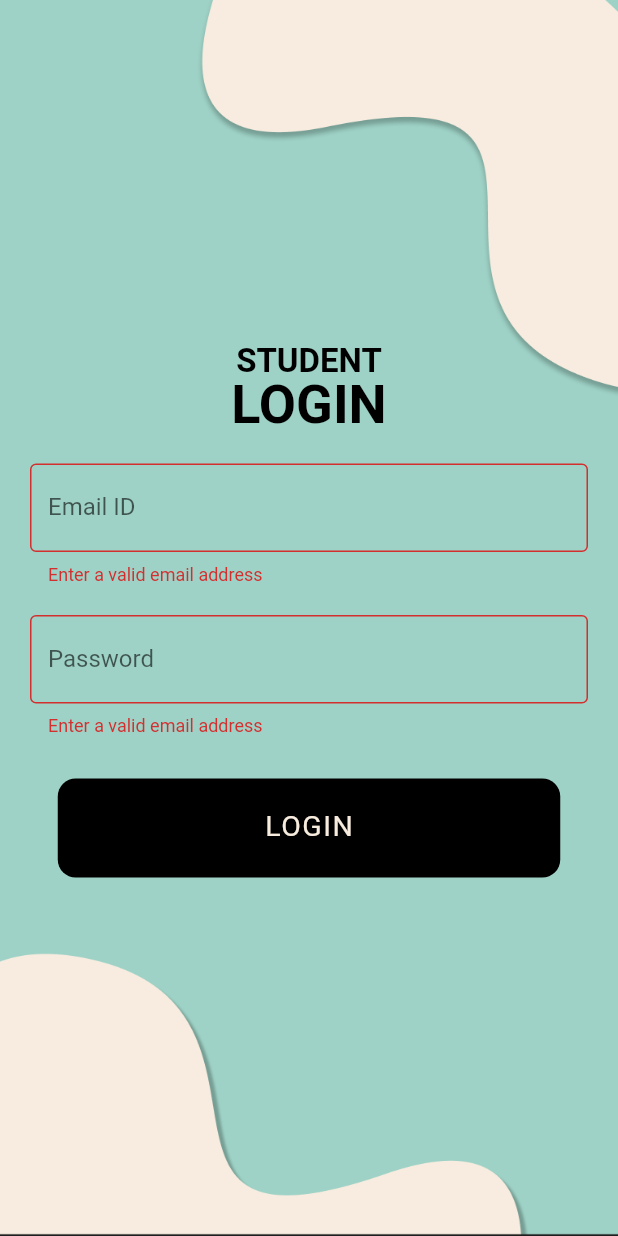
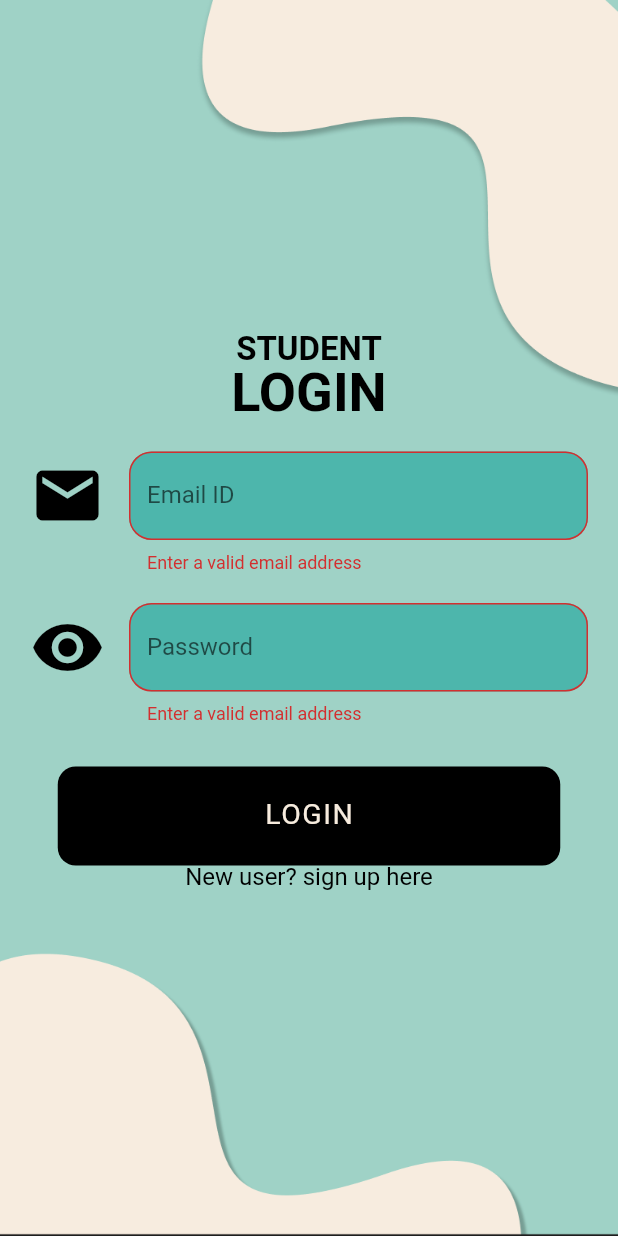
Before and after one commit to ayushgml/laundreazy, a Flutter app: the StudentLogin screen opened directly, on a phone screen of 412 x 824 dp. Run offline on Flutter 3.47's test engine with Material 2 defaults, Android fonts, the light colour scheme and no system bars; our stand-ins replace firebase_auth, firebase_core; accounts and stored records are empty; Roboto replaces fonts that are missing (Reem Kufi Fun).

Commit message:
merged code of suhasini and Ayush

```diff
--- a/lib/main.dart
+++ b/lib/main.dart
@@ -1,5 +1,6 @@
-// ignore_for_file: prefer_const_constructors, prefer_const_literals_to_create_immutables
+// ignore_for_file: prefer_const_constructors, prefer_const_literals_to_create_immutables, unnecessary_new
 
+import 'package:firebase_auth/firebase_auth.dart';
 import 'package:firebase_core/firebase_core.dart';
 import 'package:flutter/material.dart';
 
@@ -306,6 +307,14 @@ class StudentLogin extends StatelessWidget {
   TextEditingController emailId = TextEditingController();
   TextEditingController password = TextEditingController();
 
+  void LoginWithFirebase(context){
+    FirebaseAuth.instance.signInWithEmailAndPassword(email: emailId.text, password: password.text).then((value) => {
+      Navigator.of(context).push(MaterialPageRoute(builder: (context) => StudentHomePage()))
+    }).catchError((e){
+      print(e);
+    });
+  }
+
   @override
   Widget build(BuildContext context) {
     void openKeyboard() {
@@ -359,8 +368,11 @@ class StudentLogin extends StatelessWidget {
                       controller: emailId,
                       validator: (value) => validateEmail(value!),
                       decoration: InputDecoration(
+                        filled: true,
+                        fillColor: Color(0xFF4DB6AC),
                         labelText: "Email ID",
-                        border: OutlineInputBorder(),
+                        border: new OutlineInputBorder(borderRadius: new BorderRadius.circular(15.0),borderSide: new BorderSide(width: 0, color: Color(0xFF4DB6AC)),),
+                        icon: new Icon(Icons.email,size:50,color:Colors.black)
                       ),
                       // focusNode: emailInputNode,
                       // autofocus: true,
@@ -375,8 +387,12 @@ class StudentLogin extends StatelessWidget {
                       controller: password,
                       validator: (value) => validateEmail(value!),
                       decoration: InputDecoration(
+                        filled: true,
+                        fillColor: Color(0xFF4DB6AC),
+
                         labelText: "Password",
-                        border: OutlineInputBorder(),
+                        border: new OutlineInputBorder(borderRadius: new BorderRadius.circular(15.0),),
+                        icon: new Icon(Icons.visibility,size:50,color:Colors.black),
                       ),
                       // focusNode: passwordInputNode,
                       // autofocus: true,
@@ -401,9 +417,10 @@ class StudentLogin extends StatelessWidget {
                           color: Color.fromARGB(255, 0, 0, 0),
                         ),
                         child: GestureDetector(
-                          onTap: () => Navigator.of(context).push(
-                              MaterialPageRoute(
-                                  builder: (context) => StudentHomePage())),
+                          onTap: () => LoginWithFirebase(context),
+                          // Navigator.of(context).push(
+                          //     MaterialPageRoute(
+                          //         builder: (context) => StudentHomePage())),
                           child: Row(
                             mainAxisAlignment: MainAxisAlignment.spaceAround,
                             children: const [
@@ -424,6 +441,25 @@ class StudentLogin extends StatelessWidget {
                             ],
                           ),
                         ),
+                      ),
+                      GestureDetector(
+                          onTap: () => Navigator.of(context).push(
+                              MaterialPageRoute(
+                                  builder: (context) => StudentLogin())),
+                          child: Row(
+                            mainAxisAlignment: MainAxisAlignment.spaceAround,
+                            children: const [
+                              Text('New user? sign up here', textAlign: TextAlign.left, style: TextStyle(
+                                color: Color.fromRGBO(0, 0, 0, 1),
+                                fontFamily: 'Reem Kufi Fun',
+                                fontSize: 16,
+                                letterSpacing: 0 /*percentages not used in flutter. defaulting to zero*/,
+                                fontWeight: FontWeight.normal,
+                                height: 1
+                            ),
+                            ),
+                          ],
+                          ),
                       ),
                     ],
                   ),
```
